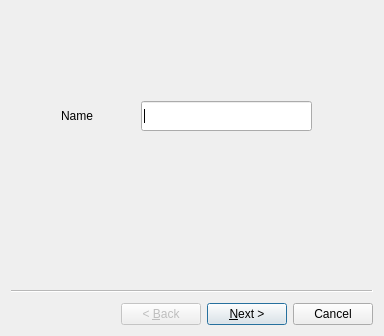
Old version of the form afrl_gui/ui/qemulaunchwizard.ui in the repository nasa-itc/afrl-zcu106-gui.
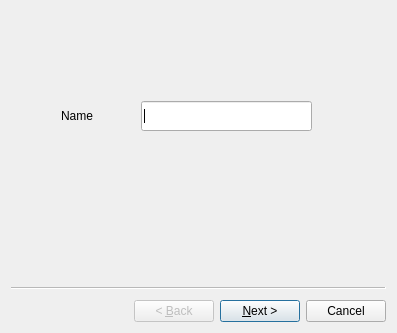
New version of the form. Icons and pictures are not drawn.

Commit message: Initial cut at creating device settings form

Diff of the .ui file:
```diff
--- a/afrl_gui/ui/qemulaunchwizard.ui
+++ b/afrl_gui/ui/qemulaunchwizard.ui
@@ -6,8 +6,8 @@
    <rect>
     <x>0</x>
     <y>0</y>
-    <width>384</width>
-    <height>336</height>
+    <width>397</width>
+    <height>333</height>
    </rect>
   </property>
   <property name="windowTitle">
```
Left out of the diff: 114 changed lines with no effect on the pictures. Lines whose indentation alone changed are shown as unchanged. The commit also changes 5 other files.
